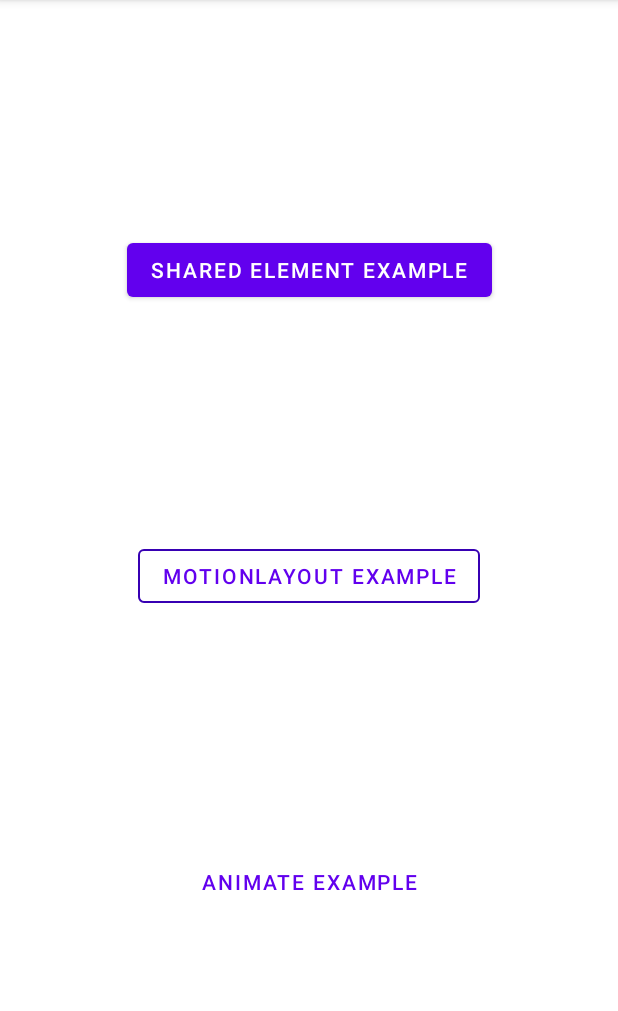
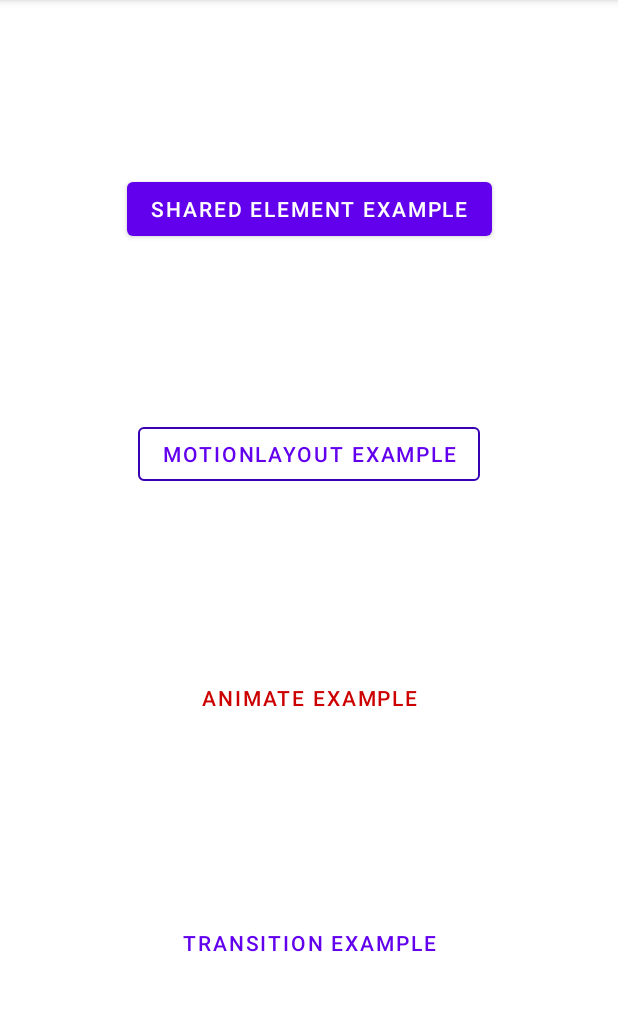
Before and after one commit to entelect/mobile-forum, an Android app: the screen it shows after launch (MainActivity), on a phone screen of 412 x 824 dp, the part 84-1095 px from its top. Run offline under Robolectric (Android 15) with nearby library versions, the phone set to English and light mode, and no system bars.

Commit message:
Added transition example

```diff
--- a/Android/ui-ux/app/src/main/java/za/co/entelect/kindling/AnimateExampleActivity.kt
+++ b/Android/ui-ux/app/src/main/java/za/co/entelect/kindling/animate/AnimateExampleActivity.kt
@@ -1,10 +1,10 @@
-package za.co.entelect.kindling
+package za.co.entelect.kindling.animate
 
-import android.animation.ObjectAnimator
 import android.os.Bundle
 import android.view.View
 import androidx.appcompat.app.AppCompatActivity
 import kotlinx.android.synthetic.main.activity_animate_example.*
+import za.co.entelect.kindling.R
 
 class AnimateExampleActivity : AppCompatActivity() {
 
--- a/Android/ui-ux/app/src/main/java/za/co/entelect/kindling/MotionLayoutExampleActivity.kt
+++ b/Android/ui-ux/app/src/main/java/za/co/entelect/kindling/motionlayout/MotionLayoutExampleActivity.kt
@@ -1,7 +1,8 @@
-package za.co.entelect.kindling
+package za.co.entelect.kindling.motionlayout
 
 import androidx.appcompat.app.AppCompatActivity
 import android.os.Bundle
+import za.co.entelect.kindling.R
 
 class MotionLayoutExampleActivity : AppCompatActivity() {
     override fun onCreate(savedInstanceState: Bundle?) {
--- a/Android/ui-ux/app/src/main/java/za/co/entelect/kindling/SharedElementExampleActivity.kt
+++ b/Android/ui-ux/app/src/main/java/za/co/entelect/kindling/sharedelement/SharedElementExampleActivity.kt
@@ -1,7 +1,8 @@
-package za.co.entelect.kindling
+package za.co.entelect.kindling.sharedelement
 
 import androidx.appcompat.app.AppCompatActivity
 import android.os.Bundle
+import za.co.entelect.kindling.R
 
 class SharedElementExampleActivity : AppCompatActivity() {
     override fun onCreate(savedInstanceState: Bundle?) {
--- a/Android/ui-ux/app/src/main/res/layout/activity_animate_example.xml
+++ b/Android/ui-ux/app/src/main/res/layout/activity_animate_example.xml
@@ -4,7 +4,7 @@
     xmlns:tools="http://schemas.android.com/tools"
     android:layout_width="match_parent"
     android:layout_height="match_parent"
-    tools:context=".AnimateExampleActivity">
+    tools:context=".animate.AnimateExampleActivity">
 
     <Button
         android:id="@+id/hide_image"
--- a/Android/ui-ux/app/src/main/res/layout/activity_main.xml
+++ b/Android/ui-ux/app/src/main/res/layout/activity_main.xml
@@ -7,6 +7,19 @@
     tools:context=".MainActivity">
 
     <com.google.android.material.button.MaterialButton
+        android:id="@+id/transition_example"
+        style="@style/Widget.MaterialComponents.Button.TextButton"
+        android:layout_width="wrap_content"
+        android:layout_height="wrap_content"
+        android:onClick="onTransitionExampleTapped"
+        android:text="@string/transition_example"
+        app:layout_constraintBottom_toBottomOf="parent"
+        app:layout_constraintEnd_toEndOf="parent"
+        app:layout_constraintHorizontal_bias="0.5"
+        app:layout_constraintStart_toStartOf="parent"
+        app:layout_constraintTop_toBottomOf="@+id/animate_example" />
+
+    <com.google.android.material.button.MaterialButton
         android:id="@+id/shared_element_button"
         android:layout_width="wrap_content"
         android:layout_height="wrap_content"
@@ -14,6 +27,7 @@
         android:text="@string/shared_element_example"
         app:layout_constraintBottom_toTopOf="@+id/motion_layout_example"
         app:layout_constraintEnd_toEndOf="parent"
+        app:layout_constraintHorizontal_bias="0.5"
         app:layout_constraintStart_toStartOf="parent"
         app:layout_constraintTop_toTopOf="parent" />
 
@@ -26,6 +40,7 @@
         android:text="@string/motionlayout_example"
         app:layout_constraintBottom_toTopOf="@+id/animate_example"
         app:layout_constraintEnd_toEndOf="parent"
+        app:layout_constraintHorizontal_bias="0.5"
         app:layout_constraintStart_toStartOf="parent"
         app:layout_constraintTop_toBottomOf="@+id/shared_element_button" />
 
@@ -34,10 +49,11 @@
         style="@style/CustomTextButton"
         android:layout_width="wrap_content"
         android:layout_height="wrap_content"
-        android:onClick="onAnimateOptionTapped"
+        android:onClick="onAnimateExampleTapped"
         android:text="@string/animate_example"
-        app:layout_constraintBottom_toBottomOf="parent"
+        app:layout_constraintBottom_toTopOf="@+id/transition_example"
         app:layout_constraintEnd_toEndOf="parent"
+        app:layout_constraintHorizontal_bias="0.5"
         app:layout_constraintStart_toStartOf="parent"
         app:layout_constraintTop_toBottomOf="@+id/motion_layout_example" />
 
--- a/Android/ui-ux/app/src/main/res/layout/activity_motion_layout_example.xml
+++ b/Android/ui-ux/app/src/main/res/layout/activity_motion_layout_example.xml
@@ -4,6 +4,6 @@
     xmlns:tools="http://schemas.android.com/tools"
     android:layout_width="match_parent"
     android:layout_height="match_parent"
-    tools:context=".MotionLayoutExampleActivity">
+    tools:context=".motionlayout.MotionLayoutExampleActivity">
 
 </androidx.constraintlayout.widget.ConstraintLayout>
--- a/Android/ui-ux/app/src/main/res/layout/activity_shared_element_example.xml
+++ b/Android/ui-ux/app/src/main/res/layout/activity_shared_element_example.xml
@@ -4,6 +4,6 @@
     xmlns:tools="http://schemas.android.com/tools"
     android:layout_width="match_parent"
     android:layout_height="match_parent"
-    tools:context=".SharedElementExampleActivity">
+    tools:context=".sharedelement.SharedElementExampleActivity">
 
 </androidx.constraintlayout.widget.ConstraintLayout>
--- a/Android/ui-ux/app/src/main/res/values/strings.xml
+++ b/Android/ui-ux/app/src/main/res/values/strings.xml
@@ -5,4 +5,6 @@
     <string name="shared_element_example">Shared Element Example</string>
     <string name="hide">Hide</string>
     <string name="show">Show</string>
+    <string name="next_screen">Next screen</string>
+    <string name="transition_example">Transition example</string>
 </resources>
--- a/Android/ui-ux/app/src/main/res/values/styles.xml
+++ b/Android/ui-ux/app/src/main/res/values/styles.xml
@@ -5,6 +5,18 @@
         <item name="colorPrimary">@color/colorPrimary</item>
         <item name="colorPrimaryDark">@color/colorPrimaryDark</item>
         <item name="colorAccent">@color/colorAccent</item>
+        <item name="android:windowActivityTransitions">true</item>
+        <item name="android:windowEnterAnimation">@android:anim/fade_in</item>
+        <item name="android:windowExitAnimation">@android:anim/fade_out</item>
+    </style>
+
+    <style name="CustomThemeWithTransitionAnimation" parent="Theme.AppCompat.Light.DarkActionBar">
+        <item name="colorPrimary">@color/colorPrimary</item>
+        <item name="colorPrimaryDark">@color/colorPrimaryDark</item>
+        <item name="colorAccent">@color/colorAccent</item>
+        <item name="android:windowActivityTransitions">true</item>
+        <item name="android:windowEnterAnimation">@android:anim/fade_in</item>
+        <item name="android:windowExitAnimation">@android:anim/fade_out</item>
     </style>
 
     <style name="CustomOutlineButton" parent="@style/Widget.MaterialComponents.Button.OutlinedButton">
@@ -12,6 +24,7 @@
     </style>
 
     <style name="CustomTextButton" parent="@style/Widget.MaterialComponents.Button.TextButton">
+        <item name="android:textColor">@android:color/holo_red_dark</item>
         <item name="rippleColor">@android:color/holo_red_light</item>
     </style>
 
```
Also changed, not shown: Android/ui-ux/app/src/main/AndroidManifest.xml (+10 -4 lines), Android/ui-ux/app/src/main/java/za/co/entelect/kindling/MainActivity.kt (+11 -3 lines), Android/ui-ux/app/src/main/java/za/co/entelect/kindling/transition/TransitionExampleActivity.kt (added, +26 -0 lines), Android/ui-ux/app/src/main/java/za/co/entelect/kindling/transition/TransitionExampleSecondScreenActivity.kt (added, +12 -0 lines), Android/ui-ux/app/src/main/res/layout/activity_transition_example.xml (added, +20 -0 lines), Android/ui-ux/app/src/main/res/layout/activity_transition_example_second_screen.xml (added, +19 -0 lines).
